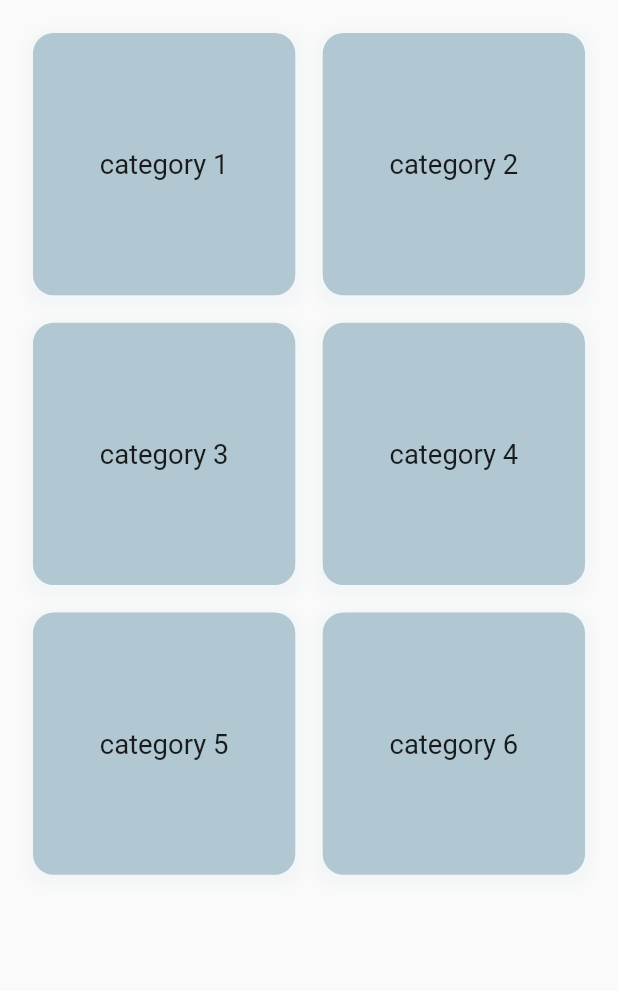
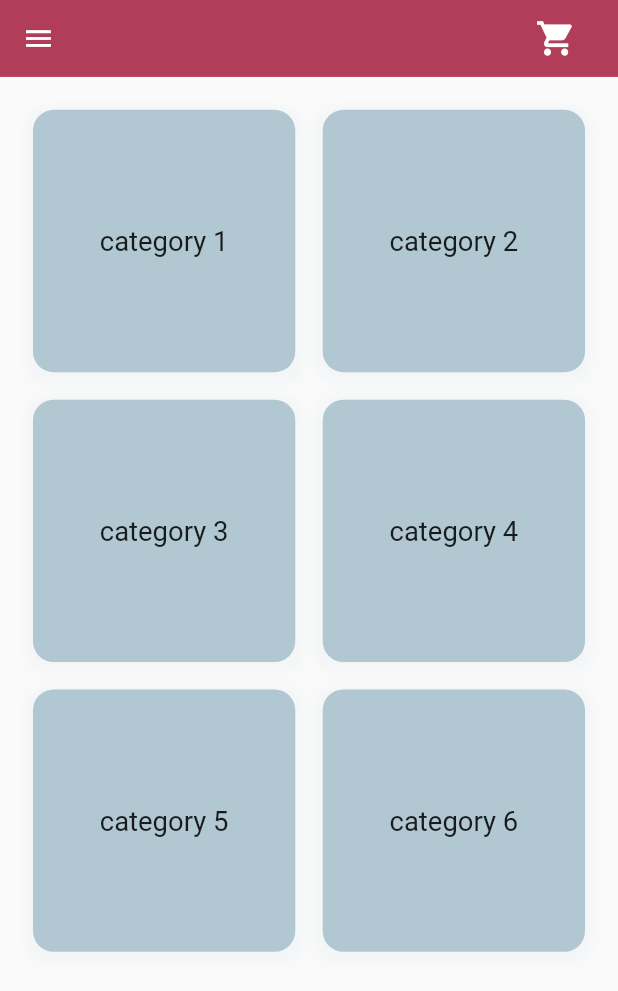
Before and after one commit to SE-Project-Sem-5/GoPharmaFlutter, a Flutter app: the ProductCategoriesPage screen opened by its route, on a phone screen of 412 x 824 dp. Shown: the top 991 px of the screen. Run offline on Flutter 3.47's test engine with Material 2 defaults, Android fonts, the phone set to English and light mode, and no system bars; our stand-ins replace badges, bloc, camera, carousel_slider, connectivity_plus, email_validator and 5 more; missing offline and left inert: payhere_mobilesdk_flutter; accounts and stored records are empty; Roboto replaces fonts that are missing (SF-Pro).

Commit message:
specific category navigation completed

```diff
--- a/lib/ui/customer/products/product_categories/categories_routing_page.dart
+++ b/lib/ui/customer/products/product_categories/categories_routing_page.dart
@@ -1,4 +1,10 @@
 import 'package:flutter/material.dart';
+import 'package:flutter_bloc/flutter_bloc.dart';
+import 'package:go_pharma/bloc/customer/checkout/checkout_bloc.dart';
+import 'package:go_pharma/bloc/customer/checkout/checkout_state.dart';
+import 'package:go_pharma/ui/common/colors.dart';
+import 'package:go_pharma/ui/customer/home/components/drawer.dart';
+import 'package:go_pharma/ui/customer/products/components/shopping_cart.dart';
 import 'package:go_pharma/ui/customer/products/dummy_values/categories/categories.dart';
 
 import 'category_card.dart';
@@ -11,6 +17,22 @@ class ProductCategoriesPage extends StatelessWidget {
   Widget build(BuildContext context) {
     return SafeArea(
       child: Scaffold(
+        appBar: AppBar(
+          backgroundColor: GoPharmaColors.PrimaryColor,
+          elevation: 0,
+          actions: [
+            BlocBuilder<CheckoutBloc, CheckoutState>(
+              builder: (context, state) {
+                return ShoppingCart(
+                  color: GoPharmaColors.WhiteColor,
+                  itemCount: state.productListPrescriptionless.length +
+                      state.productListNeedPrescriptions.length,
+                );
+              },
+            ),
+          ],
+        ),
+        drawer: CustomerDrawer(),
         body: Padding(
           padding: const EdgeInsets.all(20.0),
           child: Container(
--- a/lib/ui/customer/products/product_categories/category_card.dart
+++ b/lib/ui/customer/products/product_categories/category_card.dart
@@ -10,7 +10,18 @@ class ProductCategoryCard extends StatelessWidget {
 
   @override
   Widget build(BuildContext context) {
-    return Container(
+    return GestureDetector(
+      onTap: () {
+        Navigator.push(
+          context,
+          MaterialPageRoute(
+            builder: (context) => SpecificCategoryPage(
+              category: category,
+            ),
+          ),
+        );
+      },
+      child: Container(
         decoration: BoxDecoration(
           color: GoPharmaColors.GreyColor,
           borderRadius: BorderRadius.circular(15),
@@ -23,17 +34,6 @@ class ProductCategoryCard extends StatelessWidget {
             ),
           ],
         ),
-      child: GestureDetector(
-        onTap: () {
-          Navigator.push(
-            context,
-            MaterialPageRoute(
-              builder: (context) => SpecificCategoryPage(
-                category: category,
-              ),
-            ),
-          );
-        },
         child: Center(
           child: ProductReceiptText(
             text: category,
--- a/lib/ui/customer/products/product_categories/specific_category_page.dart
+++ b/lib/ui/customer/products/product_categories/specific_category_page.dart
@@ -18,7 +18,7 @@ class SpecificCategoryPage extends StatelessWidget {
     return SafeArea(
       child: Scaffold(
         appBar: AppBar(
-          title: Text(""),
+          title: Text(category),
           //TODO: Add product page title here?
           backgroundColor: GoPharmaColors.PrimaryColor,
           elevation: 0,
```
Lines whose indentation alone changed are shown as unchanged.
